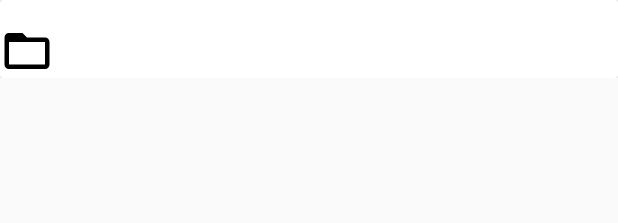
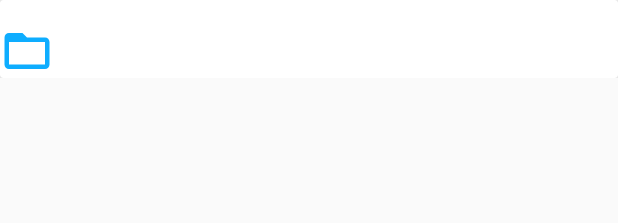
Before and after one commit to martinrzg/Snapnotes, an Android app: the layout card_gallery.xml on its own in the app's theme, with its tools: preview values and no code run, on a phone screen of 412 x 824 dp. Shown: the top 223 px of the screen. Run offline under Robolectric (Android 15) with nearby library versions, the phone set to English and light mode, and no system bars.

Commit message:
Add icon

```diff
--- a/app/src/main/res/drawable/ic_folder_open.xml
+++ b/app/src/main/res/drawable/ic_folder_open.xml
@@ -5,5 +5,6 @@
         android:viewportHeight="24.0">
     <path
         android:pathData="M20,6h-8l-2,-2L4,4c-1.1,0 -1.99,0.9 -1.99,2L2,18c0,1.1 0.9,2 2,2h16c1.1,0 2,-0.9 2,-2L22,8c0,-1.1 -0.9,-2 -2,-2zM20,18L4,18L4,8h16v10z"
-        android:fillColor="#000000"/>
+        android:fillColor="#0EADFF"
+        />
 </vector>
```
